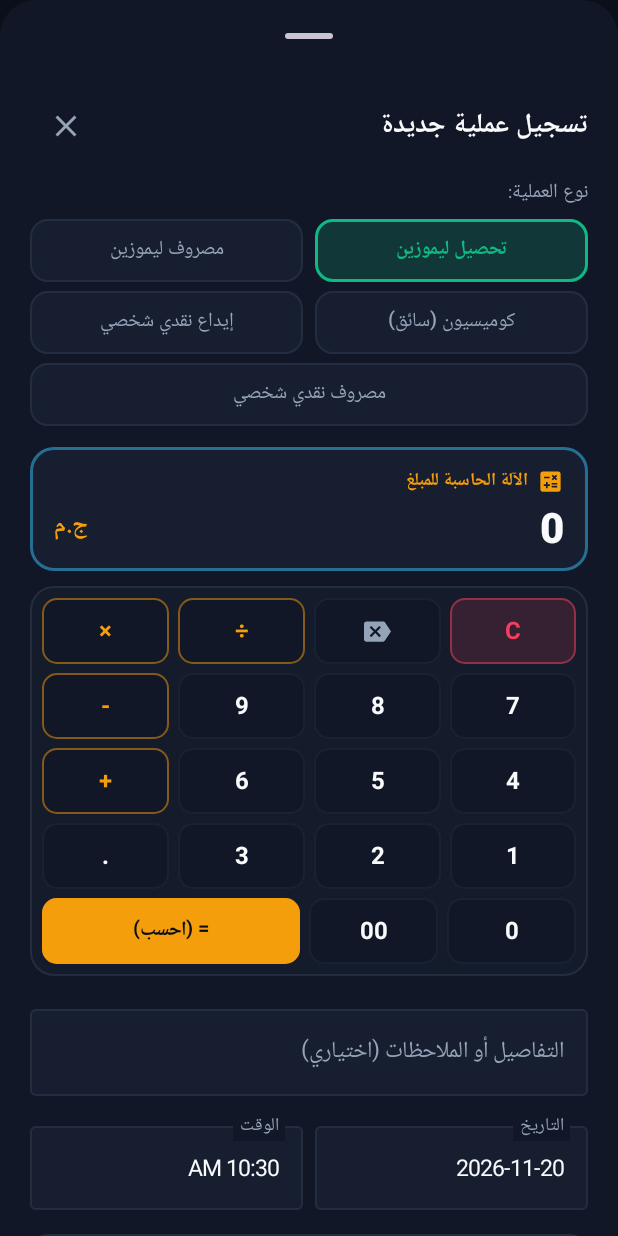
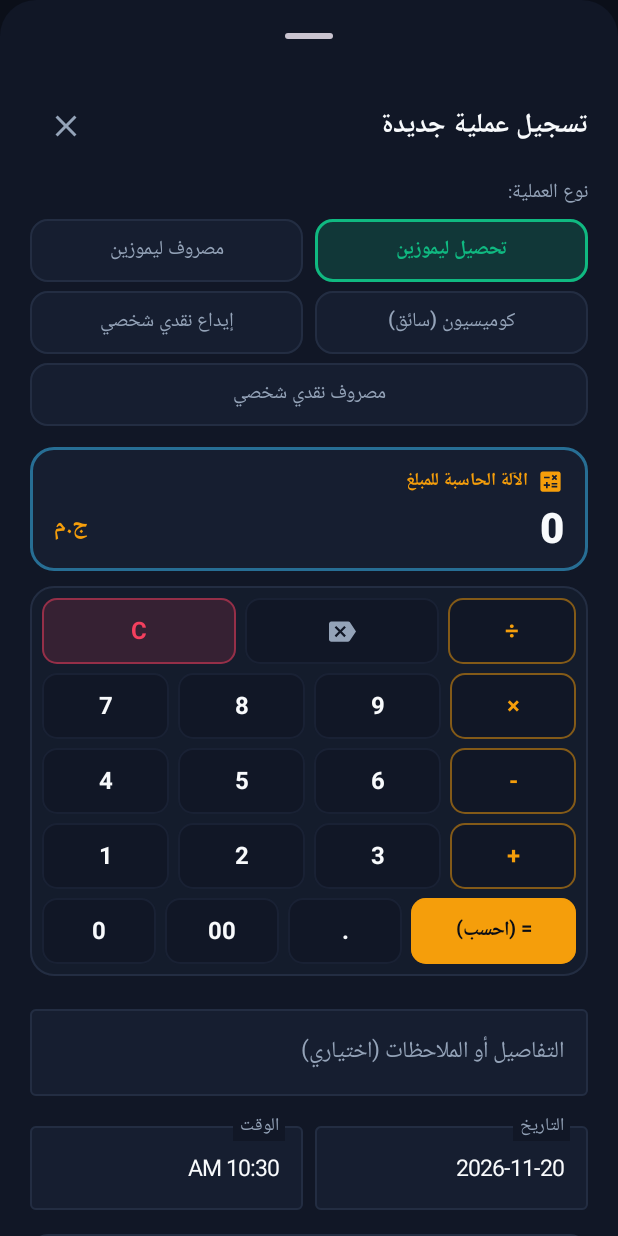
Before and after one commit to AMK500/first-limo-finance, an Android app built with Jetpack Compose: the DashboardScreen screen opened through its navigation route, after a tap on "+ تحصيل", on a phone screen of 412 x 824 dp. Run offline under Robolectric (Android 15) with nearby library versions, the phone set to English and light mode, and no system bars; our stand-ins replace Firebase (no records; nobody signed in at launch, a user with empty details on screens opened directly), Room's generated code; pictures from the network do not load.

Commit message:
Release v1.7: Move math operators to right of keypad, auto-calculate on save, and position card equations at top

```diff
--- a/app/build.gradle.kts
+++ b/app/build.gradle.kts
@@ -14,8 +14,8 @@ android {
         applicationId = "com.firstlimo.finance"
         minSdk = 24
         targetSdk = 35
-        versionCode = 7
-        versionName = "1.6.0"
+        versionCode = 8
+        versionName = "1.7.0"
 
         testInstrumentationRunner = "androidx.test.runner.AndroidJUnitRunner"
         vectorDrawables {
--- a/app/src/main/java/com/firstlimo/finance/ui/components/AddTransactionSheet.kt
+++ b/app/src/main/java/com/firstlimo/finance/ui/components/AddTransactionSheet.kt
@@ -24,9 +24,11 @@ import androidx.compose.ui.draw.clip
 import androidx.compose.ui.graphics.Color
 import androidx.compose.ui.layout.ContentScale
 import androidx.compose.ui.platform.LocalContext
+import androidx.compose.ui.platform.LocalLayoutDirection
 import androidx.compose.ui.platform.LocalSoftwareKeyboardController
 import androidx.compose.ui.text.font.FontWeight
 import androidx.compose.ui.text.style.TextAlign
+import androidx.compose.ui.unit.LayoutDirection
 import androidx.compose.ui.unit.dp
 import androidx.compose.ui.unit.sp
 import coil.compose.AsyncImage
@@ -332,8 +334,9 @@ fun AddTransactionSheet(
             Spacer(modifier = Modifier.height(10.dp))
 
             // ==========================================
-            // لوحة مفاتيح الآلة الحاسبة المدمجة (Calculator Keypad)
+            // لوحة مفاتيح الآلة الحاسبة المدمجة (أزرار العمليات على اليمين)
             // ==========================================
+            CompositionLocalProvider(LocalLayoutDirection provides LayoutDirection.Rtl) {
                 Surface(
                     shape = RoundedCornerShape(16.dp),
                     color = DarkCardSurface.copy(alpha = 0.7f),
@@ -346,26 +349,11 @@ fun AddTransactionSheet(
                             .padding(8.dp),
                         verticalArrangement = Arrangement.spacedBy(6.dp)
                     ) {
-                    // الصف الأول: C, ⌫, ÷, ×
+                        // الصف الأول: ÷ على اليمين، ثم ⌫، ثم C
                         Row(
                             modifier = Modifier.fillMaxWidth(),
                             horizontalArrangement = Arrangement.spacedBy(6.dp)
                         ) {
-                        CalcButton(
-                            text = "C",
-                            color = CrimsonExpense,
-                            textColor = CrimsonExpense,
-                            containerColor = CrimsonExpense.copy(alpha = 0.15f),
-                            modifier = Modifier.weight(1f),
-                            onClick = { onClearClick() }
-                        )
-                        CalcIconButton(
-                            icon = Icons.AutoMirrored.Filled.Backspace,
-                            tint = TextSecondary,
-                            containerColor = DarkSurface,
-                            modifier = Modifier.weight(1f),
-                            onClick = { onBackspaceClick() }
-                        )
                             CalcButton(
                                 text = "÷",
                                 color = AccentGold,
@@ -374,6 +362,28 @@ fun AddTransactionSheet(
                                 modifier = Modifier.weight(1f),
                                 onClick = { onOperatorClick("÷") }
                             )
+                            CalcIconButton(
+                                icon = Icons.AutoMirrored.Filled.Backspace,
+                                tint = TextSecondary,
+                                containerColor = DarkSurface,
+                                modifier = Modifier.weight(1.5f),
+                                onClick = { onBackspaceClick() }
+                            )
+                            CalcButton(
+                                text = "C",
+                                color = CrimsonExpense,
+                                textColor = CrimsonExpense,
+                                containerColor = CrimsonExpense.copy(alpha = 0.15f),
+                                modifier = Modifier.weight(1.5f),
+                                onClick = { onClearClick() }
+                            )
+                        }
+
+                        // الصف الثاني: × على اليمين، ثم 9، 8، 7
+                        Row(
+                            modifier = Modifier.fillMaxWidth(),
+                            horizontalArrangement = Arrangement.spacedBy(6.dp)
+                        ) {
                             CalcButton(
                                 text = "×",
                                 color = AccentGold,
@@ -382,16 +392,16 @@ fun AddTransactionSheet(
                                 modifier = Modifier.weight(1f),
                                 onClick = { onOperatorClick("×") }
                             )
+                            CalcButton(text = "9", modifier = Modifier.weight(1f), onClick = { onDigitClick("9") })
+                            CalcButton(text = "8", modifier = Modifier.weight(1f), onClick = { onDigitClick("8") })
+                            CalcButton(text = "7", modifier = Modifier.weight(1f), onClick = { onDigitClick("7") })
                         }
 
-                    // الصف الثاني: 7, 8, 9, -
+                        // الصف الثالث: - على اليمين، ثم 6، 5، 4
                         Row(
                             modifier = Modifier.fillMaxWidth(),
                             horizontalArrangement = Arrangement.spacedBy(6.dp)
                         ) {
-                        CalcButton(text = "7", modifier = Modifier.weight(1f), onClick = { onDigitClick("7") })
-                        CalcButton(text = "8", modifier = Modifier.weight(1f), onClick = { onDigitClick("8") })
-                        CalcButton(text = "9", modifier = Modifier.weight(1f), onClick = { onDigitClick("9") })
                             CalcButton(
                                 text = "-",
                                 color = AccentGold,
@@ -400,16 +410,16 @@ fun AddTransactionSheet(
                                 modifier = Modifier.weight(1f),
                                 onClick = { onOperatorClick("-") }
                             )
+                            CalcButton(text = "6", modifier = Modifier.weight(1f), onClick = { onDigitClick("6") })
+                            CalcButton(text = "5", modifier = Modifier.weight(1f), onClick = { onDigitClick("5") })
+                            CalcButton(text = "4", modifier = Modifier.weight(1f), onClick = { onDigitClick("4") })
                         }
 
-                    // الصف الثالث: 4, 5, 6, +
+                        // الصف الرابع: + على اليمين، ثم 3، 2، 1
                         Row(
                             modifier = Modifier.fillMaxWidth(),
                             horizontalArrangement = Arrangement.spacedBy(6.dp)
                         ) {
-                        CalcButton(text = "4", modifier = Modifier.weight(1f), onClick = { onDigitClick("4") })
-                        CalcButton(text = "5", modifier = Modifier.weight(1f), onClick = { onDigitClick("5") })
-                        CalcButton(text = "6", modifier = Modifier.weight(1f), onClick = { onDigitClick("6") })
                             CalcButton(
                                 text = "+",
                                 color = AccentGold,
@@ -418,35 +428,30 @@ fun AddTransactionSheet(
                                 modifier = Modifier.weight(1f),
                                 onClick = { onOperatorClick("+") }
                             )
+                            CalcButton(text = "3", modifier = Modifier.weight(1f), onClick = { onDigitClick("3") })
+                            CalcButton(text = "2", modifier = Modifier.weight(1f), onClick = { onDigitClick("2") })
+                            CalcButton(text = "1", modifier = Modifier.weight(1f), onClick = { onDigitClick("1") })
                         }
 
-                    // الصف الرابع والخامس: 1, 2, 3, ., 0, 00, =
+                        // الصف الخامس: = (احسب) على اليمين، ثم .، 00، 0
                         Row(
                             modifier = Modifier.fillMaxWidth(),
                             horizontalArrangement = Arrangement.spacedBy(6.dp)
                         ) {
-                        CalcButton(text = "1", modifier = Modifier.weight(1f), onClick = { onDigitClick("1") })
-                        CalcButton(text = "2", modifier = Modifier.weight(1f), onClick = { onDigitClick("2") })
-                        CalcButton(text = "3", modifier = Modifier.weight(1f), onClick = { onDigitClick("3") })
-                        CalcButton(text = ".", modifier = Modifier.weight(1f), onClick = { onDigitClick(".") })
-                    }
-
-                    Row(
-                        modifier = Modifier.fillMaxWidth(),
-                        horizontalArrangement = Arrangement.spacedBy(6.dp)
-                    ) {
-                        CalcButton(text = "0", modifier = Modifier.weight(1f), onClick = { onDigitClick("0") })
-                        CalcButton(text = "00", modifier = Modifier.weight(1f), onClick = { onDigitClick("00") })
-                        // زر اليساوي الفخم (اعتماد الناتج كمبلغ)
+                            // زر اليساوي الفخم على اليمين
                             CalcButton(
                                 text = "= (احسب)",
                                 color = AccentGold,
                                 textColor = DarkBackground,
                                 containerColor = AccentGold,
-                            modifier = Modifier.weight(2f),
+                                modifier = Modifier.weight(1.3f),
                                 isBold = true,
                                 onClick = { onEqualsClick() }
                             )
+                            CalcButton(text = ".", modifier = Modifier.weight(0.9f), onClick = { onDigitClick(".") })
+                            CalcButton(text = "00", modifier = Modifier.weight(0.9f), onClick = { onDigitClick("00") })
+                            CalcButton(text = "0", modifier = Modifier.weight(0.9f), onClick = { onDigitClick("0") })
+                        }
                     }
                 }
             }
@@ -582,20 +587,32 @@ fun AddTransactionSheet(
             Button(
                 onClick = {
                     keyboardController?.hide()
-                    // تقييم المبلغ إما من amountText مباشرة أو بحساب calcExpression
-                    var amount = amountText.toDoubleOrNull()
-                    if (amount == null || amount <= 0) {
+                    var finalAmount: Double? = null
+
+                    // إذا نسي المستخدم الضغط على = أو كانت هناك عملية حسابية جارية، نحسبها تلقائياً كأنه ضغط على =
+                    if (calcExpression.contains(Regex("[+\\-×÷]"))) {
                         val evaluated = evaluateMathExpression(calcExpression)
                         if (evaluated != null && evaluated > 0) {
-                            amount = evaluated
+                            finalAmount = evaluated
+                            val formatted = formatCalcResult(evaluated)
+                            amountText = formatted
+                            calcExpression = formatted
+                            justCalculated = true
                         }
                     }
 
-                    if (amount == null || amount <= 0) {
-                        errorMessage = "يرجى إدخال مبلغ صحيح أكبر من صفر أو الضغط على ="
+                    if (finalAmount == null || finalAmount <= 0) {
+                        finalAmount = amountText.toDoubleOrNull()
+                    }
+                    if (finalAmount == null || finalAmount <= 0) {
+                        finalAmount = evaluateMathExpression(calcExpression)
+                    }
+
+                    if (finalAmount == null || finalAmount <= 0) {
+                        errorMessage = "يرجى إدخال مبلغ صحيح أكبر من صفر"
                         return@Button
                     }
-                    onSave(selectedType, amount, notesText.trim(), dateText.trim(), timeText.trim(), receiptImagePath)
+                    onSave(selectedType, finalAmount, notesText.trim(), dateText.trim(), timeText.trim(), receiptImagePath)
                 },
                 modifier = Modifier
                     .fillMaxWidth()
--- a/app/src/main/java/com/firstlimo/finance/ui/components/BalanceCard.kt
+++ b/app/src/main/java/com/firstlimo/finance/ui/components/BalanceCard.kt
@@ -52,8 +52,19 @@ fun BalanceCard(
         Column(
             modifier = Modifier
                 .fillMaxWidth()
-                .padding(if (isLarge) 20.dp else 16.dp)
+                .padding(if (isLarge) 18.dp else 14.dp)
         ) {
+            // النص التوضيحي لمعادلة الحساب في أعلى الكارت
+            if (subtitle != null) {
+                Text(
+                    text = subtitle,
+                    fontSize = 11.5.sp,
+                    fontWeight = FontWeight.Medium,
+                    color = TextSecondary.copy(alpha = 0.85f),
+                    modifier = Modifier.padding(bottom = 6.dp)
+                )
+            }
+
             Row(
                 modifier = Modifier.fillMaxWidth(),
                 horizontalArrangement = Arrangement.SpaceBetween,
@@ -62,7 +73,7 @@ fun BalanceCard(
                 Row(verticalAlignment = Alignment.CenterVertically) {
                     Box(
                         modifier = Modifier
-                            .size(if (isLarge) 44.dp else 36.dp)
+                            .size(if (isLarge) 42.dp else 36.dp)
                             .background(cardColor.copy(alpha = 0.15f), RoundedCornerShape(12.dp)),
                         contentAlignment = Alignment.Center
                     ) {
@@ -70,29 +81,20 @@ fun BalanceCard(
                             imageVector = icon,
                             contentDescription = null,
                             tint = cardColor,
-                            modifier = Modifier.size(if (isLarge) 26.dp else 22.dp)
+                            modifier = Modifier.size(if (isLarge) 24.dp else 20.dp)
                         )
                     }
-                    Spacer(modifier = Modifier.width(12.dp))
+                    Spacer(modifier = Modifier.width(10.dp))
                     Text(
                         text = title,
-                        fontSize = if (isLarge) 17.sp else 14.sp,
+                        fontSize = if (isLarge) 17.sp else 15.sp,
                         fontWeight = FontWeight.Bold,
                         color = TextPrimary
                     )
                 }
-
-                if (subtitle != null) {
-                    Text(
-                        text = subtitle,
-                        fontSize = 11.sp,
-                        fontWeight = FontWeight.Normal,
-                        color = TextSecondary
-                    )
-                }
             }
 
-            Spacer(modifier = Modifier.height(if (isLarge) 16.dp else 12.dp))
+            Spacer(modifier = Modifier.height(if (isLarge) 14.dp else 10.dp))
 
             Text(
                 text = formattedAmount,
--- a/app/src/main/java/com/firstlimo/finance/ui/viewmodel/FinancialViewModel.kt
+++ b/app/src/main/java/com/firstlimo/finance/ui/viewmodel/FinancialViewModel.kt
@@ -30,9 +30,9 @@ class FinancialViewModel(application: Application) : AndroidViewModel(applicatio
     val currentAppVersion: String
         get() = try {
             val pInfo = getApplication<Application>().packageManager.getPackageInfo(getApplication<Application>().packageName, 0)
-            pInfo.versionName ?: "1.6.0"
+            pInfo.versionName ?: "1.7.0"
         } catch (e: Exception) {
-            "1.6.0"
+            "1.7.0"
         }
 
     // هوية المستخدم الحالي
```
Also changed, not shown: 1 other file. Lines whose indentation alone changed are shown as unchanged.
